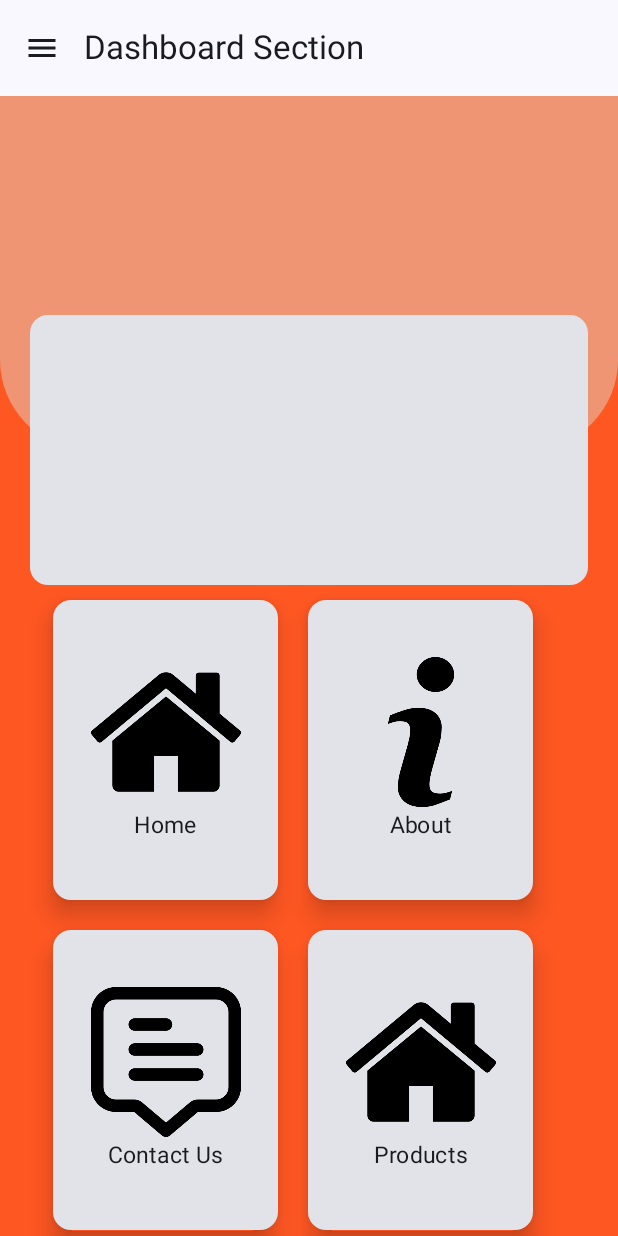
After one commit to frozen2938/Next-of-keen, an Android app built with Jetpack Compose: the composable DashboardScreen shown on its own in the app's theme, on a phone screen of 412 x 824 dp. The commit adds this screen. Run offline under Robolectric (Android 15) with nearby library versions, the phone set to English and light mode, and no system bars.

Commit message:
sec commit

```diff
--- a/app/src/main/java/com/geoffrey/harakamall/navigation/AppNavHost.kt
+++ b/app/src/main/java/com/geoffrey/harakamall/navigation/AppNavHost.kt
@@ -7,10 +7,10 @@ import androidx.navigation.compose.NavHost
 import androidx.navigation.compose.composable
 import androidx.navigation.compose.rememberNavController
 import com.geoffrey.harakamall.ui.screens.about.AboutScreen
+import com.geoffrey.harakamall.ui.screens.dashboard.DashboardScreen
 import com.geoffrey.harakamall.ui.screens.home.HomeScreen
 import com.geoffrey.harakamall.ui.screens.intent.IntentScreen
 import com.geoffrey.harakamall.ui.screens.item.ItemScreen
-import com.geoffrey.harakamall.ui.screens.start.StartScreen
 
 @Composable
 fun AppNavHost(
@@ -27,15 +27,22 @@ fun AppNavHost(
         composable(ROUT_HOME) {
             HomeScreen(navController)
         }
+
         composable(ROUT_ABOUT) {
             AboutScreen(navController)
         }
+
         composable(ROUT_ITEM) {
             ItemScreen(navController)
         }
+
         composable(ROUT_INTENT) {
             IntentScreen(navController)
         }
 
+        composable(ROUT_DASHBOARD) {
+            DashboardScreen(navController)
+        }
+
     }
 }
--- a/app/src/main/java/com/geoffrey/harakamall/navigation/Routes.kt
+++ b/app/src/main/java/com/geoffrey/harakamall/navigation/Routes.kt
@@ -5,3 +5,4 @@ const val ROUT_ABOUT = "about"
 const val ROUT_ITEM = "item"
 const val ROUT_START = "start"
 const val ROUT_INTENT = "intent"
+const val ROUT_DASHBOARD = "dashboard"
--- /dev/null
+++ b/app/src/main/java/com/geoffrey/harakamall/ui/screens/dashboard/DashboardScreen.kt
@@ -0,0 +1,200 @@
+package com.geoffrey.harakamall.ui.screens.dashboard
+
+import androidx.compose.foundation.Image
+import androidx.compose.foundation.background
+import androidx.compose.foundation.layout.Arrangement
+import androidx.compose.foundation.layout.Box
+import androidx.compose.foundation.layout.Column
+import androidx.compose.foundation.layout.Row
+import androidx.compose.foundation.layout.Spacer
+import androidx.compose.foundation.layout.fillMaxSize
+import androidx.compose.foundation.layout.fillMaxWidth
+import androidx.compose.foundation.layout.height
+import androidx.compose.foundation.layout.offset
+import androidx.compose.foundation.layout.padding
+import androidx.compose.foundation.layout.size
+import androidx.compose.foundation.layout.width
+import androidx.compose.foundation.shape.RoundedCornerShape
+import androidx.compose.material.icons.Icons
+import androidx.compose.material.icons.filled.Menu
+import androidx.compose.material3.Card
+import androidx.compose.material3.CardDefaults
+import androidx.compose.material3.ExperimentalMaterial3Api
+import androidx.compose.material3.Icon
+import androidx.compose.material3.IconButton
+import androidx.compose.material3.Text
+import androidx.compose.material3.TopAppBar
+import androidx.compose.runtime.Composable
+import androidx.compose.ui.Alignment
+import androidx.compose.ui.Modifier
+import androidx.compose.ui.res.painterResource
+import androidx.compose.ui.tooling.preview.Preview
+import androidx.compose.ui.unit.dp
+import androidx.compose.ui.unit.sp
+import androidx.navigation.NavController
+import androidx.navigation.compose.rememberNavController
+import com.geoffrey.harakamall.R
+import com.geoffrey.harakamall.ui.theme.neworange
+import com.geoffrey.harakamall.ui.theme.neworangeone
+
+@OptIn(ExperimentalMaterial3Api::class)
+@Composable
+fun DashboardScreen(navController: NavController){
+    Column (
+        modifier = Modifier.fillMaxSize().background(neworange)
+    ){
+
+        //Start of Box
+        Box (){
+
+            //Card start
+            Card (
+                modifier = Modifier.fillMaxWidth().height(300.dp),
+                shape = RoundedCornerShape(bottomStart = 60.dp, bottomEnd = 60.dp),
+                colors = CardDefaults.cardColors(neworangeone)
+            ){
+
+
+                //TopAppBar
+                TopAppBar(
+                    title = { Text(text = "Dashboard Section") },
+                    navigationIcon = {
+                        IconButton(onClick = {}) {
+                            Icon(imageVector = Icons.Default.Menu, contentDescription = "")
+                        }
+                    }
+                )
+                //End TopAppBar
+
+            }
+            //End of card
+
+            Card (
+                modifier = Modifier
+                    .fillMaxWidth()
+                    .height(180.dp)
+                    .align(alignment = Alignment.BottomCenter)
+                    .padding(start = 20.dp, end = 20.dp)
+                    .offset(y = 90.dp)
+            ){
+
+
+
+            }
+
+        }
+        //End of Box
+
+        Spacer(modifier = Modifier.height(100.dp))
+
+        //Start of row
+        Row (modifier = Modifier.padding(start = 35.dp)){
+
+            //Card one
+            Card (
+                modifier = Modifier.width(150.dp).height(200.dp),
+                elevation = CardDefaults.cardElevation(10.dp)
+            ){
+                Column (
+                    modifier = Modifier.fillMaxSize(),
+                    horizontalAlignment = Alignment.CenterHorizontally,
+                    verticalArrangement = Arrangement.Center
+                ){
+                    Image(
+                        painter = painterResource(R.drawable.home1),
+                        contentDescription = "home",
+                        modifier = Modifier.size(100.dp)
+                    )
+                    Text(text = "Home", fontSize = 15.sp)
+                }
+            }
+            //End of card one
+
+            Spacer(modifier = Modifier.width(20.dp))
+
+            //Card two
+            Card (
+                modifier = Modifier.width(150.dp).height(200.dp),
+                elevation = CardDefaults.cardElevation(10.dp)
+            ){
+                Column (
+                    modifier = Modifier.fillMaxSize(),
+                    horizontalAlignment = Alignment.CenterHorizontally,
+                    verticalArrangement = Arrangement.Center
+                ){
+                    Image(
+                        painter = painterResource(R.drawable.abouticon),
+                        contentDescription = "",
+                        modifier = Modifier.size(100.dp)
+                    )
+                    Text(text = "About", fontSize = 15.sp)
+                }
+            }
+            //End of card two
+
+
+        }
+        //End of row
+
+        Spacer(modifier = Modifier.height(20.dp))
+
+        //Start of row
+        Row (modifier = Modifier.padding(start = 35.dp)){
+
+            //Card one
+            Card (
+                modifier = Modifier.width(150.dp).height(200.dp),
+                elevation = CardDefaults.cardElevation(10.dp)
+            ){
+                Column (
+                    modifier = Modifier.fillMaxSize(),
+                    horizontalAlignment = Alignment.CenterHorizontally,
+                    verticalArrangement = Arrangement.Center
+                ){
+                    Image(
+                        painter = painterResource(R.drawable.contacticon),
+                        contentDescription = "",
+                        modifier = Modifier.size(100.dp)
+                    )
+                    Text(text = "Contact Us", fontSize = 15.sp)
+                }
+            }
+            //End of card one
+
+            Spacer(modifier = Modifier.width(20.dp))
+
+            //Card two
+            Card (
+                modifier = Modifier.width(150.dp).height(200.dp),
+                elevation = CardDefaults.cardElevation(10.dp)
+            ){
+                Column (
+                    modifier = Modifier.fillMaxSize(),
+                    horizontalAlignment = Alignment.CenterHorizontally,
+                    verticalArrangement = Arrangement.Center
+                ){
+                    Image(
+                        painter = painterResource(R.drawable.home1),
+                        contentDescription = "home",
+                        modifier = Modifier.size(100.dp)
+                    )
+                    Text(text = "Products", fontSize = 15.sp)
+                }
+            }
+            //End of card two
+
+
+        }
+        //End of row
+
+
+    }
+}
+
+@Preview(showBackground = true)
+@Composable
+fun DashboardScreenPreview(){
+
+    DashboardScreen(rememberNavController())
+
+}
--- a/app/src/main/java/com/geoffrey/harakamall/ui/screens/home/HomeScreen.kt
+++ b/app/src/main/java/com/geoffrey/harakamall/ui/screens/home/HomeScreen.kt
@@ -10,7 +10,6 @@ import androidx.compose.foundation.layout.padding
 import androidx.compose.foundation.layout.width
 import androidx.compose.foundation.shape.RoundedCornerShape
 import androidx.compose.material3.Button
-import androidx.compose.material3.ButtonColors
 import androidx.compose.material3.ButtonDefaults
 import androidx.compose.material3.Text
 import androidx.compose.runtime.Composable
@@ -102,7 +101,7 @@ fun HomeScreen(navController: NavController){
         }
         Button(
             onClick = {
-                navController.navigate(ROUT_ITEM)
+                navController.navigate(ROUT_ABOUT)
             },
             colors = ButtonDefaults.buttonColors(neworange),
             shape = RoundedCornerShape(10.dp),
--- a/app/src/main/java/com/geoffrey/harakamall/ui/screens/intent/IntentScreen.kt
+++ b/app/src/main/java/com/geoffrey/harakamall/ui/screens/intent/IntentScreen.kt
@@ -1,5 +1,6 @@
 package com.geoffrey.harakamall.ui.screens.intent
 
+import android.annotation.SuppressLint
 import android.content.Intent
 import android.provider.MediaStore
 import androidx.compose.foundation.layout.Column
@@ -12,10 +13,8 @@ import androidx.compose.foundation.shape.RoundedCornerShape
 import androidx.compose.material.icons.Icons
 import androidx.compose.material.icons.filled.ArrowForward
 import androidx.compose.material.icons.filled.Menu
-import androidx.compose.material.icons.filled.Notifications
 import androidx.compose.material.icons.filled.Settings
 import androidx.compose.material.icons.filled.Share
-import androidx.compose.material.icons.filled.ShoppingCart
 import androidx.compose.material3.Button
 import androidx.compose.material3.ButtonDefaults
 import androidx.compose.material3.ExperimentalMaterial3Api
@@ -32,10 +31,10 @@ import androidx.compose.ui.unit.dp
 import androidx.core.net.toUri
 import androidx.navigation.NavController
 import androidx.navigation.compose.rememberNavController
-import com.geoffrey.harakamall.navigation.ROUT_ITEM
 import com.geoffrey.harakamall.ui.theme.neworange
 import com.geoffrey.harakamall.ui.theme.newwhite
 
+@SuppressLint("QueryPermissionsNeeded")
 @OptIn(ExperimentalMaterial3Api::class)
 @Composable
 fun IntentScreen(navController: NavController){
@@ -110,7 +109,7 @@ fun IntentScreen(navController: NavController){
             onClick = {
 
                 val callIntent= Intent(Intent.ACTION_DIAL)
-                callIntent.data="tel:0720245837".toUri()
+                callIntent.data="tel:0743906136".toUri()
                 mContext.startActivity(callIntent)
 
             },
@@ -133,7 +132,7 @@ fun IntentScreen(navController: NavController){
 
                 val shareIntent = Intent(Intent.ACTION_SEND)
                 shareIntent.type = "text/plain"
-                shareIntent.putExtra(Intent.EXTRA_EMAIL, arrayOf("akinyiglory2@gmail.com"))
+                shareIntent.putExtra(Intent.EXTRA_EMAIL, arrayOf("sperkrey966@gmail.com"))
                 shareIntent.putExtra(Intent.EXTRA_SUBJECT, "subject")
                 shareIntent.putExtra(Intent.EXTRA_TEXT, "Hello, this is the email body")
                 mContext.startActivity(shareIntent)
@@ -180,8 +179,8 @@ fun IntentScreen(navController: NavController){
             onClick = {
 
                 val smsIntent=Intent(Intent.ACTION_SENDTO)
-                smsIntent.data="smsto:0720245837".toUri()
-                smsIntent.putExtra("sms_body","Hello Glory,how was your day?")
+                smsIntent.data="smsto:0743906136".toUri()
+                smsIntent.putExtra("sms_body","Hello Geoffrey,how was your day?")
                 mContext.startActivity(smsIntent)
 
             },
--- a/app/src/main/java/com/geoffrey/harakamall/ui/screens/item/ItemScreen.kt
+++ b/app/src/main/java/com/geoffrey/harakamall/ui/screens/item/ItemScreen.kt
@@ -49,7 +49,6 @@ import androidx.navigation.NavController
 import androidx.navigation.compose.rememberNavController
 import com.geoffrey.harakamall.R
 import com.geoffrey.harakamall.navigation.ROUT_INTENT
-import com.geoffrey.harakamall.navigation.ROUT_ITEM
 import com.geoffrey.harakamall.ui.theme.neworange
 import com.geoffrey.harakamall.ui.theme.newwhite
 
@@ -86,7 +85,9 @@ fun ItemScreen(navController: NavController){
                 IconButton(onClick = {}) {
                     Icon(imageVector = Icons.Default.Notifications, contentDescription = "")
                 }
-                IconButton(onClick = {navController.navigate(ROUT_INTENT)}) {
+                IconButton(onClick = {
+                    navController.navigate(ROUT_INTENT)
+                }) {
                     Icon(imageVector = Icons.Default.ArrowForward, contentDescription = "")
                 }
             }
@@ -278,7 +279,9 @@ fun ItemScreen(navController: NavController){
                    }
 
                    Button(
-                       onClick = {},
+                       onClick = {
+                           navController.navigate(ROUT_INTENT)
+                       },
                        colors = ButtonDefaults.buttonColors(neworange),
                        shape = RoundedCornerShape(10.dp),
                        modifier = Modifier.fillMaxWidth().padding(end = 20.dp)
--- a/app/src/main/java/com/geoffrey/harakamall/ui/screens/start/StartScreen.kt
+++ b/app/src/main/java/com/geoffrey/harakamall/ui/screens/start/StartScreen.kt
@@ -18,10 +18,8 @@ import androidx.compose.runtime.Composable
 import androidx.compose.ui.Alignment
 import androidx.compose.ui.Modifier
 import androidx.compose.ui.draw.clip
-import androidx.compose.ui.graphics.Color
 import androidx.compose.ui.layout.ContentScale
 import androidx.compose.ui.res.painterResource
-import androidx.compose.ui.text.font.FontFamily
 import androidx.compose.ui.text.font.FontWeight
 import androidx.compose.ui.text.style.TextAlign
 import androidx.compose.ui.tooling.preview.Preview
--- a/app/src/main/java/com/geoffrey/harakamall/ui/theme/Color.kt
+++ b/app/src/main/java/com/geoffrey/harakamall/ui/theme/Color.kt
@@ -11,3 +11,4 @@ val PurpleGrey40 = Color(0xFF625b71)
 val Pink40 = Color(0xFF7D5260)
 val neworange = Color(0xFFFF5722)
 val newwhite = Color(0xFFFFFDFD)
+val neworangeone = Color(0xFFEF9574)
```
Also changed, not shown: app/src/main/java/com/geoffrey/harakamall/MainActivity.kt (+0 -8 lines), app/src/main/res/drawable/abouticon.png (added), app/src/main/res/drawable/card1.png (added), app/src/main/res/drawable/card2.png (added), app/src/main/res/drawable/contacticon.png (added), app/src/main/res/drawable/home1.png (added).
